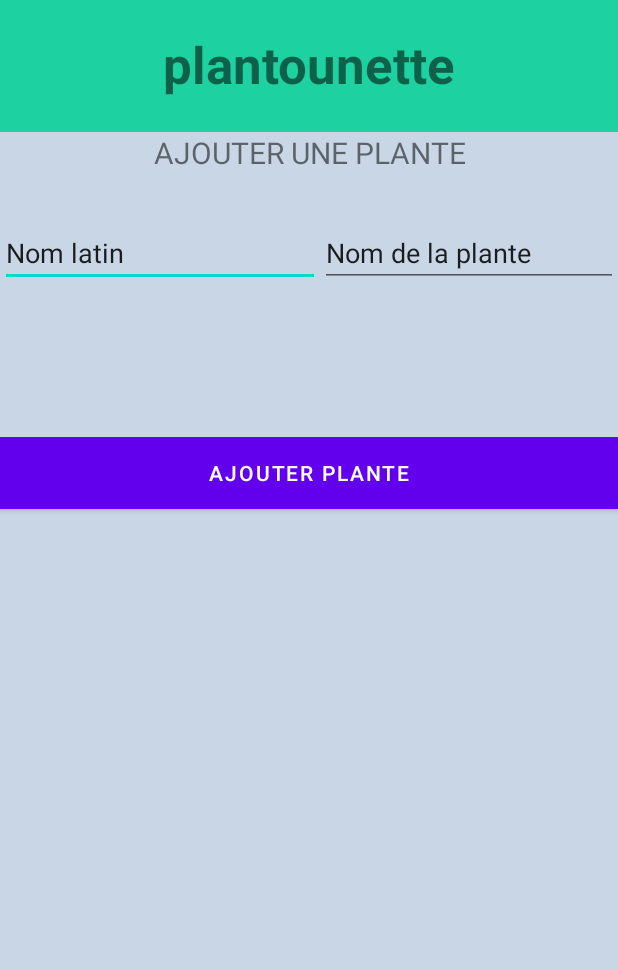
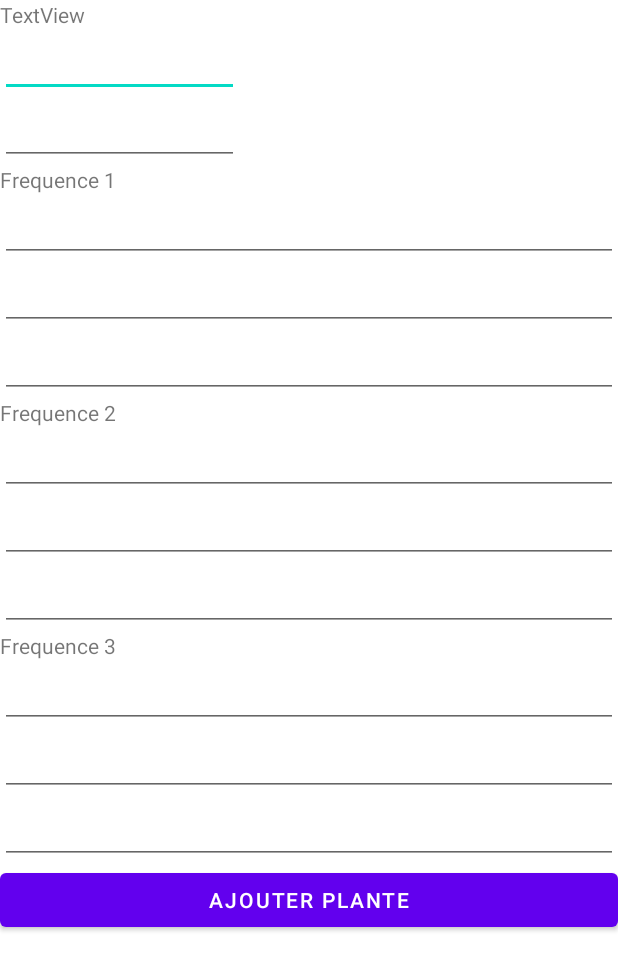
Before and after one commit to AmineMeg/AndroidAppPlants, an Android app: the AjoutPlanteActivity screen opened directly, with no data from a screen before it, after a tap on "AJOUTER PLANTE", on a phone screen of 412 x 824 dp. Shown: the top 970 px of the screen. Run offline under Robolectric (Android 15) with nearby library versions, the light colour scheme and no system bars; our stand-ins replace Room's generated code, navigation-ui; 1 statement that could not run was skipped.

Commit message:
update model

```diff
--- a/app/src/main/java/com/example/projetmobile2021/AjoutPlanteActivity.kt
+++ b/app/src/main/java/com/example/projetmobile2021/AjoutPlanteActivity.kt
@@ -13,6 +13,7 @@ import androidx.navigation.ui.AppBarConfiguration
 import androidx.navigation.ui.navigateUp
 import androidx.navigation.ui.setupActionBarWithNavController
 import com.example.projetmobile2021.databinding.ActivityAjoutPlanteBinding
+import java.util.*
 
 class AjoutPlanteActivity : AppCompatActivity() {
 
@@ -28,8 +29,13 @@ class AjoutPlanteActivity : AppCompatActivity() {
 
         var nom : EditText = findViewById(R.id.nom)
         var nomL : EditText = findViewById(R.id.nomLatin)
-
-        model.addPlante(nom.text.toString(),nomL.text.toString())
+        var dateFreq1 : EditText = findViewById(R.id.editTextDate)
+        var dateFreq2 : EditText = findViewById(R.id.editTextDate2)
+        var listDateSep : List<String> = dateFreq1.text.toString().split("/").map { it }
+        var listDateSep2 : List<String> =  dateFreq2.text.toString().split("/").map { it }
+        var freq1 : EditText = findViewById(R.id.editTextNumber)
+        //var listDate : List<Date> = arrayListOf(Date(listDateSep[0].toInt(),listDateSep[1].toInt(),listDateSep[2].toInt()),Date(listDateSep2[0].toInt(),listDateSep2[1].toInt(),listDateSep2[2].toInt()))
+        model.addPlante(nom.text.toString(),nomL.text.toString(), arrayListOf(freq1.text.toString().toInt()))
 
     }
 
--- /dev/null
+++ b/app/src/main/java/com/example/projetmobile2021/Converters.kt
@@ -0,0 +1,66 @@
+package com.example.projetmobile2021
+
+import android.icu.util.UniversalTimeScale.toLong
+import androidx.room.TypeConverter
+import java.util.*
+
+class Converters {
+    @TypeConverter
+    fun fromTimesTamp(value: Long):Date{
+        return value.let{ Date(it)}
+
+    }
+
+    @TypeConverter
+    fun dateToTimestamp(date: Date):Long{
+        return date.time.toLong()
+
+    }
+
+    @TypeConverter
+    fun fromString(list : String) : List<Date> {
+        var listDate:List<Date> = arrayListOf()
+        var listString : List<String> = list.split(",").map{it}
+        var stringToLong : List<Long> = arrayListOf()
+
+        for (i in 0..listString.size-1){
+            stringToLong.toMutableList().add(listString.get(i).toLong())
+            listDate.toMutableList().add(fromTimesTamp(stringToLong.get(i)))
+        }
+
+        return listDate
+    }
+    @TypeConverter
+    fun fromListDateToString(listDate:List<Date>):String{
+        var listString : List<String> = arrayListOf()
+
+        for(i in 0..listDate.size-1){
+            listString.toMutableList().add(dateToTimestamp(listDate.get(i)).toString())
+        }
+        return listString.joinToString(separator =",")
+    }
+
+    @TypeConverter
+    fun fromStringToInt(listString : String):List<Int>{
+        var listFreq : List<Int> = arrayListOf()
+        var listString : List<String> = listString.split(",").map{it}
+
+        for (i in 0..listString.size-1){
+            listFreq.toMutableList().add(listString.get(i).toInt())
+        }
+
+        return listFreq
+    }
+
+    @TypeConverter
+    fun fromListIntToString(listInt:List<Int>):String{
+        var listString : List<String> = arrayListOf()
+        for(i in 0..listInt.size-1){
+            listString.toMutableList().add(listInt.get(i).toString())
+        }
+
+        return listString.joinToString(separator =",")
+    }
+
+
+}
--- a/app/src/main/java/com/example/projetmobile2021/Plante.kt
+++ b/app/src/main/java/com/example/projetmobile2021/Plante.kt
@@ -1,14 +1,18 @@
 package com.example.projetmobile2021
 
 import androidx.room.*
+import java.util.*
 
 @Entity(tableName = "plante_tab")
 data class Plante (
 
-
     @PrimaryKey(autoGenerate=true) var id : Int,
     var nom : String,
-    var nomLatin : String,
+    var nomLatin : String?,
+    var dernierArosage : Date?,
+    var dateFrequence : List<Date>?,
+    var frequence : List<Int>?
+
 
 
 )
--- a/app/src/main/java/com/example/projetmobile2021/PlanteBD.kt
+++ b/app/src/main/java/com/example/projetmobile2021/PlanteBD.kt
@@ -1,11 +1,10 @@
 package com.example.projetmobile2021
 
 import android.content.Context
-import androidx.room.Database
-import androidx.room.Room
-import androidx.room.RoomDatabase
+import androidx.room.*
 
 @Database(entities = [Plante::class],version = 1)
+@TypeConverters(Converters::class)
 abstract class PlanteBD : RoomDatabase() {
 
     abstract fun MyDAO(): MyDAO
--- a/app/src/main/java/com/example/projetmobile2021/PlanteViewModel.kt
+++ b/app/src/main/java/com/example/projetmobile2021/PlanteViewModel.kt
@@ -6,6 +6,7 @@ import androidx.lifecycle.LiveData
 import androidx.lifecycle.ViewModel
 import androidx.lifecycle.viewModelScope
 import kotlinx.coroutines.launch
+import java.util.*
 
 class PlanteViewModel(application: Application) : AndroidViewModel(application) {
 
@@ -13,11 +14,14 @@ class PlanteViewModel(application: Application) : AndroidViewModel(application)
     //val listPlantes : List<Plante> = dao.getAllPlantes()
     val TAG = "AddPaysViewModel"
 
-    fun addPlante(nom : String, nomLatin : String, ){
+    fun addPlante(nom : String, nomLatin : String,freq : List<Int>){
         Thread{
             dao.insert(
                 Plante(
-                    id = 0, nom = nom.trim(),nomLatin = nomLatin.trim()
+                    id = 0, nom = nom.trim(),nomLatin = nomLatin.trim(),
+                    dateFrequence = arrayListOf(Date(2021,11,12)),
+                    dernierArosage = Date(2021,11,12),
+                    frequence = freq
                 )
             )
         }.start()
--- a/app/src/main/res/layout/activity_ajout_plante.xml
+++ b/app/src/main/res/layout/activity_ajout_plante.xml
@@ -4,92 +4,122 @@
     xmlns:tools="http://schemas.android.com/tools"
     android:layout_width="match_parent"
     android:layout_height="match_parent"
-    android:background="#c8d6e5"
     tools:context=".AjoutPlanteActivity">
 
     <LinearLayout
-        android:id="@+id/linearLayout"
         android:layout_width="match_parent"
         android:layout_height="match_parent"
         android:orientation="vertical">
 
-        <TableRow
-            android:layout_width="match_parent"
-            android:layout_height="20dp"
-            android:background="#1dd1a1">
-
-        </TableRow>
-
-        <TableRow
-            android:layout_width="match_parent"
-            android:layout_height="wrap_content">
-
         <TextView
             android:id="@+id/textView4"
             android:layout_width="match_parent"
-                android:layout_height="68dp"
-                android:background="#1dd1a1"
-                android:text="plantounette"
-                android:textAlignment="center"
-                android:textSize="34sp"
-                android:textStyle="bold" />
+            android:layout_height="wrap_content"
+            android:text="TextView" />
 
-        </TableRow>
+        <EditText
+            android:id="@+id/nom"
+            android:layout_width="159dp"
+            android:layout_height="wrap_content"
+            android:ems="10"
+            android:inputType="textPersonName"
+            android:text="" />
 
-        <TableRow
-            android:layout_width="match_parent"
-            android:layout_height="58dp"
-            android:background="#c8d6e5" >
+        <EditText
+            android:id="@+id/nomLatin"
+            android:layout_width="159dp"
+            android:layout_height="wrap_content"
+            android:ems="10"
+            android:inputType="textPersonName"
+            android:text="" />
 
         <TextView
             android:id="@+id/textView"
             android:layout_width="match_parent"
-                android:layout_height="match_parent"
-                android:text="AJOUTER UNE PLANTE"
-                android:textAlignment="center"
-                android:textSize="20sp" />
-        </TableRow>
-
-        <TableRow
-            android:layout_width="match_parent"
-            android:layout_height="wrap_content">
+            android:layout_height="wrap_content"
+            android:text="Frequence 1" />
 
         <EditText
-                android:id="@+id/nomLatin"
-                android:layout_width="wrap_content"
+            android:id="@+id/editTextDate"
+            android:layout_width="match_parent"
             android:layout_height="wrap_content"
             android:ems="10"
-                android:inputType="textPersonName"
-                android:text="Nom latin" />
+            android:inputType="date" />
 
         <EditText
-                android:id="@+id/nom"
-                android:layout_width="wrap_content"
+            android:id="@+id/editTextDate4"
+            android:layout_width="match_parent"
             android:layout_height="wrap_content"
             android:ems="10"
-                android:inputType="textPersonName"
-                android:text="Nom de la plante" />
-        </TableRow>
+            android:inputType="date" />
 
-        <TableRow
+        <EditText
+            android:id="@+id/editTextNumber"
             android:layout_width="match_parent"
-            android:layout_height="100dp" />
+            android:layout_height="wrap_content"
+            android:ems="10"
+            android:inputType="number" />
 
-        <TableRow
+        <TextView
+            android:id="@+id/textView3"
             android:layout_width="match_parent"
-            android:layout_height="match_parent">
+            android:layout_height="wrap_content"
+            android:text="Frequence 2" />
+
+        <EditText
+            android:id="@+id/editTextDate2"
+            android:layout_width="match_parent"
+            android:layout_height="wrap_content"
+            android:ems="10"
+            android:inputType="date" />
+
+        <EditText
+            android:id="@+id/editTextDate5"
+            android:layout_width="match_parent"
+            android:layout_height="wrap_content"
+            android:ems="10"
+            android:inputType="date" />
+
+        <EditText
+            android:id="@+id/editTextNumber2"
+            android:layout_width="match_parent"
+            android:layout_height="wrap_content"
+            android:ems="10"
+            android:inputType="number" />
+
+        <TextView
+            android:id="@+id/textView5"
+            android:layout_width="match_parent"
+            android:layout_height="wrap_content"
+            android:text="Frequence 3" />
+
+        <EditText
+            android:id="@+id/editTextDate3"
+            android:layout_width="match_parent"
+            android:layout_height="wrap_content"
+            android:ems="10"
+            android:inputType="date" />
+
+        <EditText
+            android:id="@+id/editTextDate6"
+            android:layout_width="match_parent"
+            android:layout_height="wrap_content"
+            android:ems="10"
+            android:inputType="date" />
+
+        <EditText
+            android:id="@+id/editTextNumber3"
+            android:layout_width="match_parent"
+            android:layout_height="wrap_content"
+            android:ems="10"
+            android:inputType="number" />
 
         <Button
             android:id="@+id/button"
             android:layout_width="match_parent"
             android:layout_height="wrap_content"
-                android:background="#10ac84"
-                android:backgroundTint="#10ac84"
             android:onClick="ajoutPlante"
-                android:text="Ajouter Plante"
-                app:iconTint="#10ac84" />
-
-        </TableRow>
+            android:text="Ajouter Plante" />
 
     </LinearLayout>
 </androidx.coordinatorlayout.widget.CoordinatorLayout>
```
Lines whose indentation alone changed are shown as unchanged.
